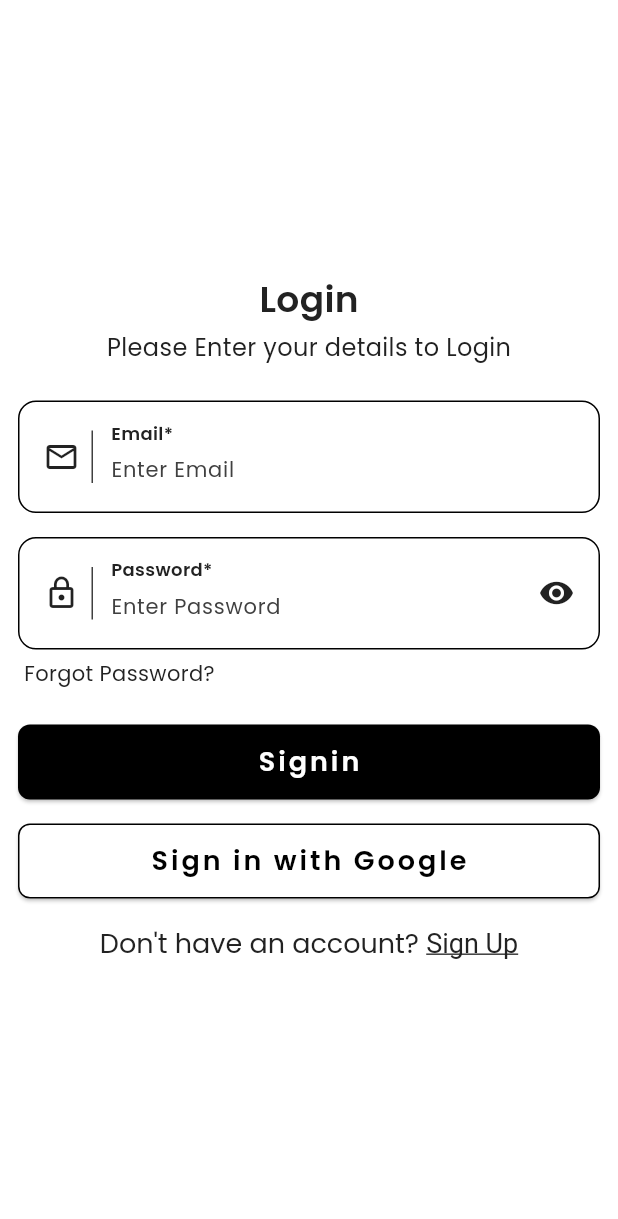
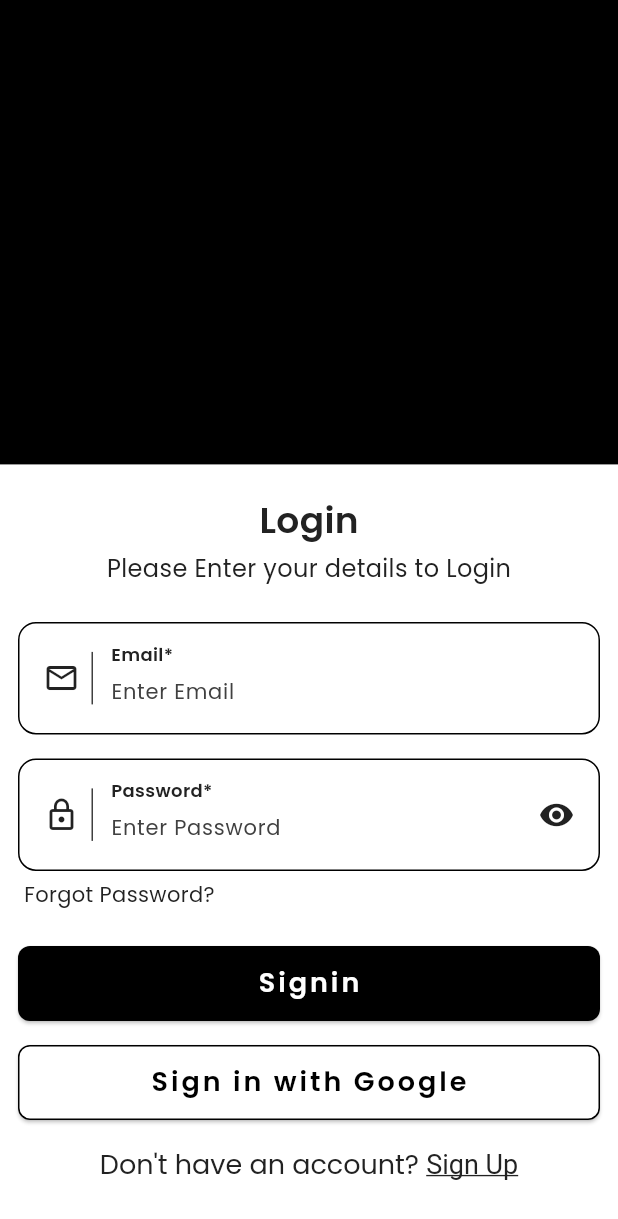
Before and after one commit to skhasan-talentconnect/Frontend-TC-SA-v2, a Flutter app: the screen it shows after launch, after a tap on the "remove red eye" icon, on a phone screen of 412 x 824 dp. Shown: the top 1219 px of the screen. Run offline on Flutter 3.47's test engine with Material 3 defaults, Android fonts, the light colour scheme and no system bars; our stand-ins replace dartz, dio, firebase_auth, firebase_core, firebase_messaging, flutter_local_notifications and 6 more; accounts and stored records are empty.

Commit message:
feat: Implement Splash Screen and Initial Routing
This commit introduces a splash screen that navigates to the login/register screen after 3 seconds.

Key changes:
- Added `SplashView.dart` with a simple text display and timed navigation.
- Integrated `go_router` for navigation.
- Updated `main.dart` to use `MaterialApp.router` and initialize the `AppRouter`.
- Modified `router.dart`:
    - Renamed `Router` class to `AppRouter`.
    - Defined routes for splash, login/register, reset password, and forgot password.
    - Associated these routes with their respective views (`SplashView`, `AuthView`, `ResetPasswordView`, `ForgotPasswordView`).
- Updated `auth_view.dart` to use `context.pushNamed` for navigating to the "Forgot Password" screen.
- Added barrel files for the new `home` feature.
- Made a minor addition to `toast.dart` to include an optional `successTitle`.

```diff
--- a/lib/core/utils/toast.dart
+++ b/lib/core/utils/toast.dart
@@ -120,6 +120,7 @@ class Toasts {
     bool popOnFailure = false,
     bool popOnSuccess = true,
     String? successMsg,
+    String? successTitle,
     VoidCallback? successCallback,
   }) {
     if (failure == null) {
--- a/lib/features/auth/authentication/presentation/auth_view.dart
+++ b/lib/features/auth/authentication/presentation/auth_view.dart
@@ -1,5 +1,6 @@
 import 'package:firebase_auth/firebase_auth.dart';
 import 'package:flutter/material.dart';
+import 'package:go_router/go_router.dart';
 import 'package:google_sign_in/google_sign_in.dart';
 import 'package:provider/provider.dart';
 import 'package:tc_sa/common/index.dart';
@@ -26,15 +27,26 @@ class _AuthViewState extends State<AuthView> {
     return ChangeNotifierProvider.value(
       value: authViewModel,
       child: Scaffold(
-        body: Consumer<AuthViewModel>(
+        body: SafeArea(
+          child: Consumer<AuthViewModel>(
             builder: (vmContext, vm, _) {
               if (vm.isLoading) {
                 return const Center(child: SLoadingIndicator());
               }
 
-            return Column(
+              return Center(
+                child: SingleChildScrollView(
+                  padding: EdgeInsets.only(bottom: 50),
+                  child: Column(
                     mainAxisAlignment: MainAxisAlignment.center,
                     children: [
+                      SizedBox(
+                        height: MediaQuery.sizeOf(context).height * 0.4,
+                        child: Container(
+                          margin: EdgeInsets.only(bottom: 20),
+                          color: Colors.black,
+                        ),
+                      ),
                       AuthHeader(isLogin: vm.isLogin),
                       Padding(
                         padding: const EdgeInsets.symmetric(
@@ -63,11 +75,8 @@ class _AuthViewState extends State<AuthView> {
                                 ),
                                 GestureDetector(
                                   onTap: () {
-                              Navigator.push(
-                                context,
-                                MaterialPageRoute(
-                                  builder: (context) => ForgotPasswordView(),
-                                ),
+                                    context.pushNamed(
+                                      RouteNames.forgetPassword,
                                     );
                                   },
                                   child: Text(
@@ -147,7 +156,10 @@ class _AuthViewState extends State<AuthView> {
                             tokenId: googleAuth.idToken ?? '',
                           );
 
-                    Toasts.showSuccessOrFailureToast(context, failure: failure);
+                          Toasts.showSuccessOrFailureToast(
+                            context,
+                            failure: failure,
+                          );
                         },
                         move: (isLogin) {
                           emailController.text = '';
@@ -157,8 +169,11 @@ class _AuthViewState extends State<AuthView> {
                         },
                       ),
                     ],
+                  ),
+                ),
               );
             },
+          ),
         ),
       ),
     );
--- /dev/null
+++ b/lib/features/home/index.dart
@@ -0,0 +1,2 @@
+export 'data/index.dart';
+export 'presentation/index.dart';
--- /dev/null
+++ b/lib/features/home/presentation/index.dart
@@ -0,0 +1,2 @@
+export 'home_view.dart';
+export 'splash_view.dart';
--- /dev/null
+++ b/lib/features/home/presentation/splash_view.dart
@@ -0,0 +1,35 @@
+import 'dart:async';
+
+import 'package:flutter/material.dart';
+import 'package:go_router/go_router.dart';
+import 'package:tc_sa/common/index.dart';
+import 'package:tc_sa/core/index.dart';
+
+class SplashView extends StatefulWidget {
+  const SplashView({super.key});
+
+  @override
+  State<SplashView> createState() => _SplashViewState();
+}
+
+class _SplashViewState extends State<SplashView> {
+  @override
+  void initState() {
+    Timer(Duration(seconds: 3), () {
+      context.pushNamed(RouteNames.loginRegister);
+    });
+    super.initState();
+  }
+
+  @override
+  Widget build(BuildContext context) {
+    return Scaffold(
+      body: Center(
+        child: Text(
+          'Splash Page',
+          style: STextStyles.s22W600.copyWith(color: SColor.secTextColor),
+        ),
+      ),
+    );
+  }
+}
--- a/lib/main.dart
+++ b/lib/main.dart
@@ -1,9 +1,7 @@
 import 'package:firebase_core/firebase_core.dart';
 import 'package:flutter/material.dart';
 import 'package:tc_sa/common/theme/s_colors.dart';
-import 'package:tc_sa/core/notifications/notification_service.dart';
-import 'package:tc_sa/core/services/shared_pref_helper.dart';
-import 'package:tc_sa/features/auth/authentication/index.dart';
+import 'package:tc_sa/core/index.dart';
 import 'package:tc_sa/firebase_options.dart';
 
 Future<void> main() async {
@@ -19,14 +17,18 @@ Future<void> main() async {
   );
 }
 
+final router = AppRouter().router;
+
 class MyApp extends StatelessWidget {
   const MyApp({super.key});
 
   @override
   Widget build(BuildContext context) {
-    return MaterialApp(
-      home: AuthView(),
+    return MaterialApp.router(
       debugShowCheckedModeBanner: false,
+      routerDelegate: router.routerDelegate,
+      routeInformationProvider: router.routeInformationProvider,
+      routeInformationParser: router.routeInformationParser,
       theme: Theme.of(
         context,
       ).copyWith(scaffoldBackgroundColor: SColor.backgroundColor),
```
Also changed, not shown: lib/core/navigation/router.dart (+30 -9 lines), lib/features/home/data/index.dart (added), lib/features/home/presentation/home_view.dart (added). Lines whose indentation alone changed are shown as unchanged.
